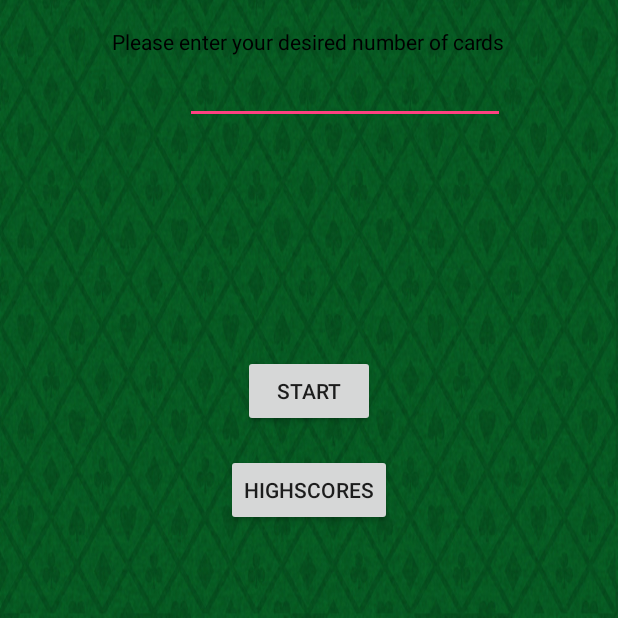
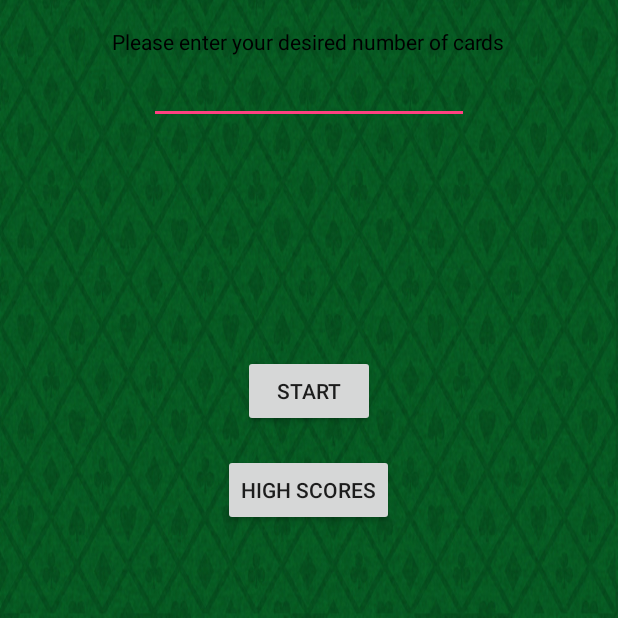
Before and after one commit to LongPotato/Android_Memory_Game, an Android app: the screen it shows after launch (MainActivity), on a phone screen of 412 x 824 dp, the part 618-1236 px from its top. Run offline under Robolectric (Android 15) with nearby library versions, the phone set to English and light mode, and no system bars.

Commit message:
Centered input

```diff
--- a/app/src/main/res/layout-land/activity_main.xml
+++ b/app/src/main/res/layout-land/activity_main.xml
@@ -55,6 +55,5 @@
         tools:text="@string/Number"
         android:selectAllOnFocus="false"
         android:layout_centerVertical="true"
-        android:layout_alignRight="@+id/pleaseEnterText"
-        android:layout_alignEnd="@+id/pleaseEnterText" />
+        android:layout_centerHorizontal="true" />
 </RelativeLayout>
--- a/app/src/main/res/layout/activity_main.xml
+++ b/app/src/main/res/layout/activity_main.xml
@@ -56,6 +56,5 @@
         tools:text="@string/Number"
         android:selectAllOnFocus="false"
         android:layout_below="@+id/pleaseEnterText"
-        android:layout_alignRight="@+id/pleaseEnterText"
-        android:layout_alignEnd="@+id/pleaseEnterText" />
+        android:layout_centerHorizontal="true" />
 </RelativeLayout>
--- a/app/src/main/res/values/strings.xml
+++ b/app/src/main/res/values/strings.xml
@@ -2,7 +2,7 @@
     <string name="app_name">Memory_Game</string>
     <string name="title_activity_high_scores">HighScores</string>
     <string name="Start">START</string>
-    <string name="hs">HIGHSCORES</string>
+    <string name="hs">HIGH SCORES</string>
     <string name="Welcome">WELCOME TO CONCENTRATION</string>
     <string name="Please">Please enter your desired number of cards</string>
     <string name="Number">Number of Cards</string>
```
